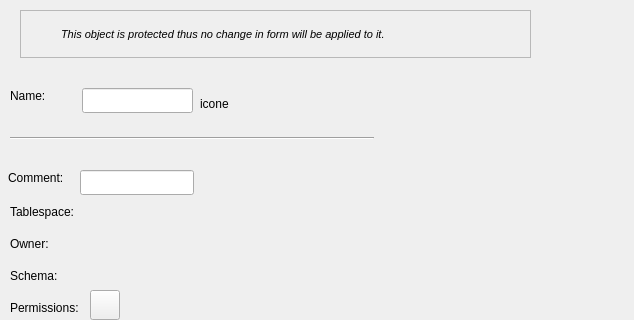
This is libpgmodeler_ui/ui/baseobjectwidget.ui in pgmodeler/pgmodeler as Qt 5 draws it before an edit; both pictures show x 0 to 634 and y 0 to 320 of the 634 by 588 pixel window. The edited form follows.
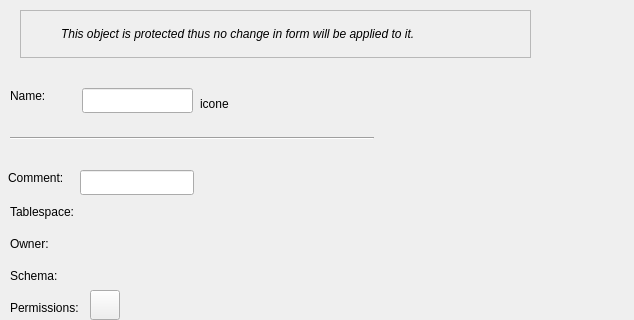
This is the edited form. Icons and pictures are not drawn.

Commit message: Made some widgets font adjustments for better showing on Mac OS X.

The edit to the form file:
```diff
--- a/libpgmodeler_ui/ui/baseobjectwidget.ui
+++ b/libpgmodeler_ui/ui/baseobjectwidget.ui
@@ -335,7 +335,6 @@
      <widget class="QLabel" name="label_2">
       <property name="font">
        <font>
-        <pointsize>8</pointsize>
         <weight>50</weight>
         <italic>true</italic>
         <bold>false</bold>
```
The commit also changes 7 other files.
